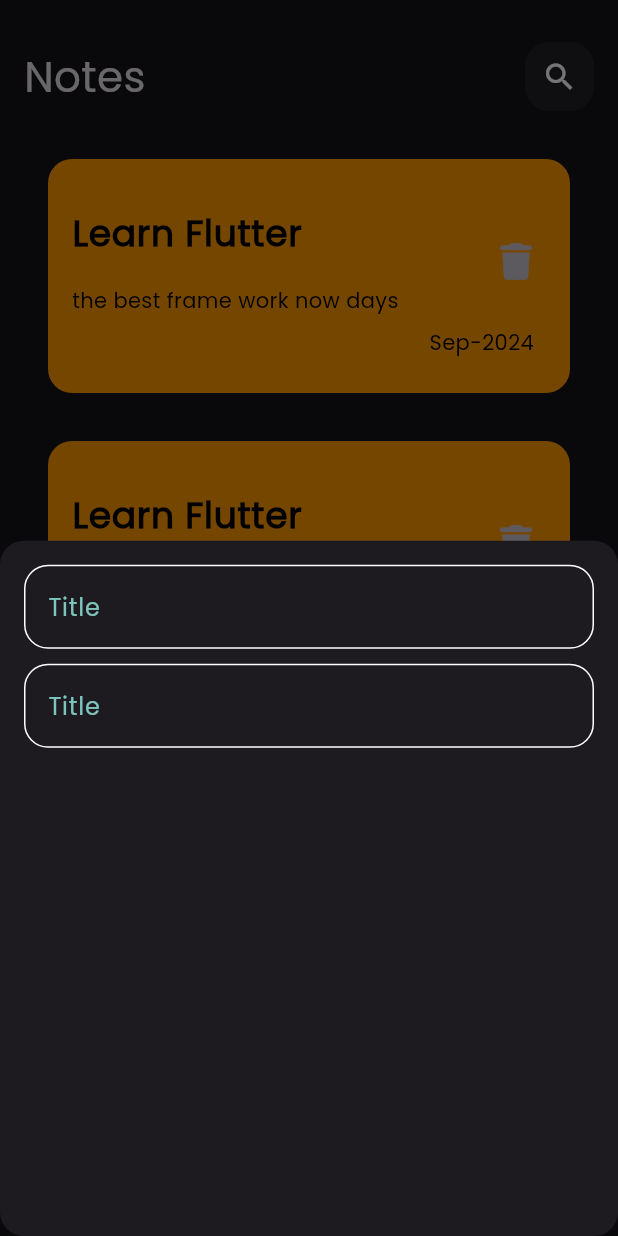
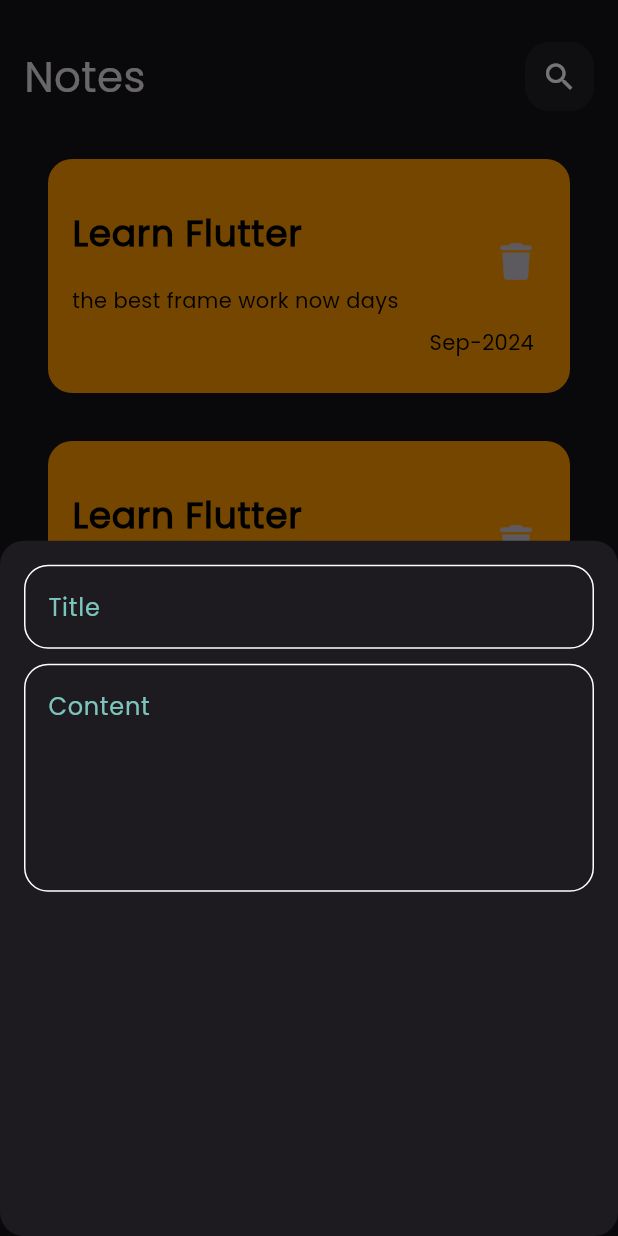
Before and after one commit to Muhanad-eng/app_notes, a Flutter app: the screen it shows after launch, after a tap on the "add" icon, on a phone screen of 412 x 824 dp. Run offline on Flutter 3.47's test engine with Material 3 defaults, Android fonts, the phone set to English and light mode, and no system bars; our stand-ins replace font_awesome_flutter.

Commit message:
add variables for textfield to more dynamic

```diff
--- a/lib/widgets/bottom_sheet.dart
+++ b/lib/widgets/bottom_sheet.dart
@@ -10,9 +10,14 @@ class CusttomBottomSheet extends StatelessWidget {
       padding: const EdgeInsets.all(16.0),
       child: Column(
           children: [
-            CusttomTextField(),
-            SizedBox(height:10),
-            CusttomTextField(),
+           const CusttomTextField(
+              hintText: "Title",
+            ),
+           const SizedBox(height:10),
+         const  CusttomTextField(
+              hintText: "Content",
+              maxLines: 5,
+            ),
             SizedBox(height:20),
             MaterialButton(onPressed: (){})
 
--- a/lib/widgets/custtom_text_field.dart
+++ b/lib/widgets/custtom_text_field.dart
@@ -2,30 +2,29 @@ import 'package:app_note/costants/constants.dart';
 import 'package:flutter/material.dart';
 
 class CusttomTextField extends StatelessWidget {
-  const CusttomTextField({super.key});
+  const CusttomTextField({super.key, required this.hintText, this.maxLines=1});
+  final String hintText;
+  final int maxLines;
 
   @override
   Widget build(BuildContext context) {
-    return  TextField(
+    return TextField(
+      maxLines: maxLines,
+      cursorColor: kPrimaryColor,
+      decoration: InputDecoration(
+          hintText: hintText,
 
-      cursorColor: kPrimaryColor,
-
-      decoration: InputDecoration(
-        hintText: "Title",
-        hintStyle:const TextStyle(color: kPrimaryColor),
-        border: outlineBorder(),
-        enabledBorder: outlineBorder(),
-        focusedBorder: outlineBorder(kPrimaryColor)
-      ),
-
+          hintStyle: const TextStyle(color: kPrimaryColor),
+          border: outlineBorder(),
+          enabledBorder: outlineBorder(),
+          focusedBorder: outlineBorder(kPrimaryColor)),
     );
   }
 
   OutlineInputBorder outlineBorder([color]) {
     return OutlineInputBorder(
-        borderRadius: BorderRadius.circular(16),
-        borderSide: BorderSide(color:color??Colors.white),
-
-      );
+      borderRadius: BorderRadius.circular(16),
+      borderSide: BorderSide(color: color ?? Colors.white),
+    );
   }
 }
```
